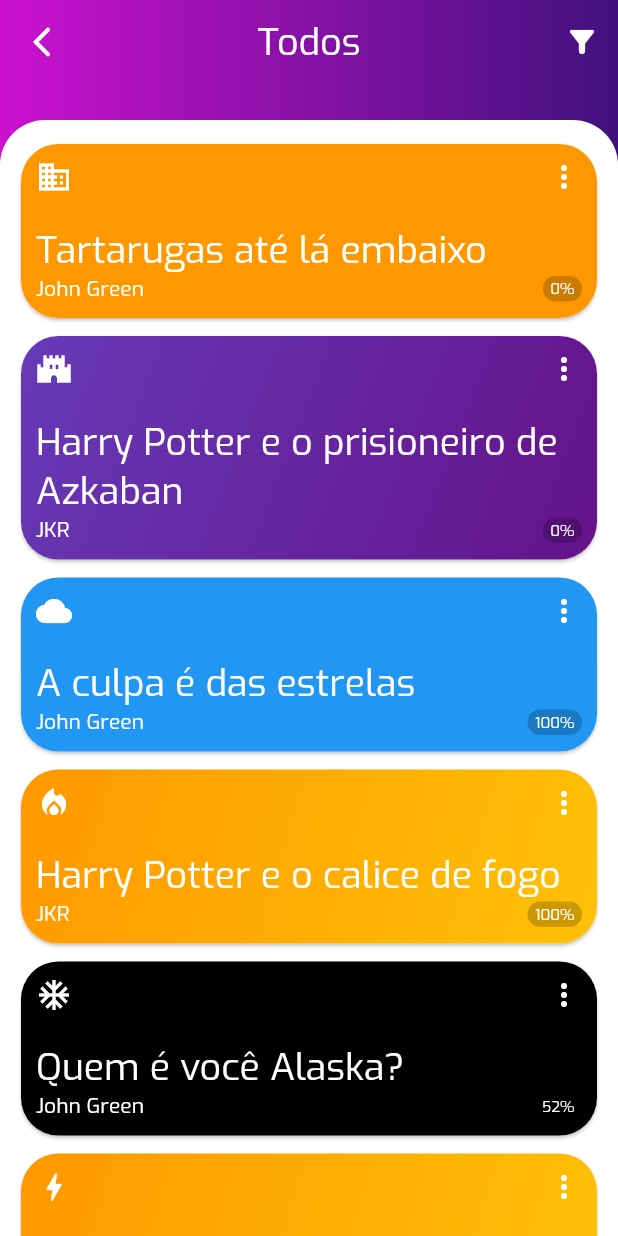
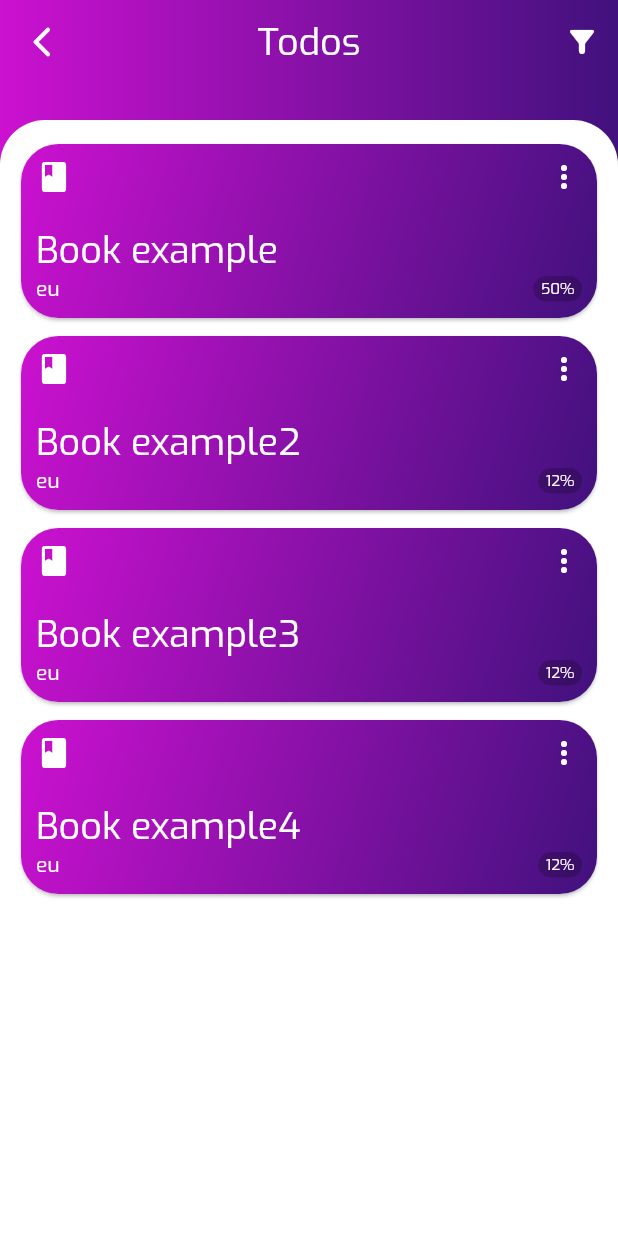
Before and after one commit to DosonsVitor/butterfly-project, a Flutter app: the All screen opened by its route, on a phone screen of 412 x 824 dp. Run offline on Flutter 3.47's test engine with Material 2 defaults, Android fonts, the phone set to English and light mode, and no system bars; our stand-ins replace sqflite; accounts and stored records are empty.

Commit message:
implementação da funcionalidade de buscar livros no banco a partir de cada status

```diff
--- /dev/null
+++ b/lib/data/book_dao.dart
@@ -0,0 +1,63 @@
+import 'package:butterfly_project/data/db_helper.dart';
+import 'package:butterfly_project/domain/new_book.dart';
+import 'package:sqflite/sqflite.dart';
+
+class BookDao {
+
+  addBook({required Book book}) async {
+    DBHelper dbHelper = DBHelper();
+    Database db = await dbHelper.initDB();
+
+    await db.insert('BOOK', book.toJson());
+  }
+
+  Future<List<Book>> getAllBooks() async {
+    DBHelper dbHelper = DBHelper();
+    Database db = await dbHelper.initDB();
+
+    String sql = 'SELECT * FROM BOOK;';
+    var result = await db.rawQuery(sql);
+
+    List<Book> allBooks = <Book>[];
+    for (var json in result) {
+      Book book = Book.fromJson(json);
+      allBooks.add(book);
+    }
+
+    return allBooks;
+  }
+
+  Future<List<Book>> getBooksByStatus({required int status_id}) async {
+    DBHelper dbHelper = DBHelper();
+    Database db = await dbHelper.initDB();
+
+    String sql = 'SELECT * FROM BOOK WHERE status_id = ?;';
+    var result = await db.rawQuery(sql, [status_id]);
+
+    List<Book> listBooks = <Book>[];
+    for (var json in result) {
+      Book book = Book.fromJson(json);
+      listBooks.add(book);
+    }
+
+    return listBooks;
+  }
+
+  changeStatus({required int book_id, required int status_id}) async {
+    DBHelper dbHelper = DBHelper();
+    Database db = await dbHelper.initDB();
+
+    String sql = 'UPDATE BOOK SET status_id = ? WHERE id = ?;';
+
+    await db.rawQuery(sql, [status_id, book_id]);
+  }
+
+  deleteBook({required int book_id}) async {
+    DBHelper dbHelper = DBHelper();
+    Database db = await dbHelper.initDB();
+
+    String sql = 'DELETE FROM BOOK WHERE id = ?;';
+
+    await db.rawQuery(sql, [book_id]);
+  }
+}
--- /dev/null
+++ b/lib/data/db_helper.dart
@@ -0,0 +1,35 @@
+import 'dart:async';
+
+import 'package:sqflite/sqflite.dart';
+import 'package:path/path.dart';
+
+class DBHelper {
+  initDB() async {
+    String databasesPath = await getDatabasesPath();
+    String databaseName = join(databasesPath, 'butterfly.db');
+    var db = await openDatabase(databaseName,
+      version: 2,
+      onCreate: onCreate
+    );
+
+    print(databaseName);
+    return db;
+  }
+
+  Future<FutureOr<void>> onCreate(Database db, int version) async {
+
+    String sql = "CREATE TABLE BOOK (id INTEGER PRIMARY KEY, nome varchar(100), autor varchar(100), sinopse varchar(1000), paginas integer, paginas_lidas integer, status_id integer);"
+                 "CREATE TABLE STATUS (id INTEGER PRIMARY KEY, status_name VARCHAR(100);"
+                 "INSERT INTO STATUS (id, status_name) VALUES (1, 'read_list'), (2, 'reading'), (3, 'paused'), (4, 'read);";
+
+    await db.execute(sql);
+
+    sql =
+    "INSERT INTO BOOK (id, nome, autor, sinopse, paginas, paginas_lidas, status_id) "
+              "VALUES (1, 'Book example', 'eu', 'aiai', 500, 249, 1),"
+                     "(2, 'Book example2', 'eu', 'uiui', 456, 56, 2),"
+                     "(3, 'Book example3', 'eu', 'uiui', 456, 56, 3),"
+                     "(4, 'Book example4', 'eu', 'uiui', 456, 56, 4);";
+    await db.execute(sql);
+  }
+}
--- a/lib/data/example_books2.dart
+++ b/lib/data/example_books2.dart
@@ -1,4 +1,4 @@
-import 'package:flutter/material.dart';
+/* import 'package:flutter/material.dart';
 
 import '../domain/anotacao.dart';
 import '../domain/book.dart';
@@ -159,3 +159,4 @@ getBookForStatus(status){
   }
   return actualBooks;
 }
+*/
--- a/lib/data/exemple_books.dart
+++ b/lib/data/exemple_books.dart
@@ -1,3 +1,4 @@
+/*
 import 'package:butterfly_project/domain/book.dart';
 import 'package:butterfly_project/domain/anotacao.dart';
 import 'package:butterfly_project/pages/book_details.dart';
@@ -143,3 +144,5 @@ List<BookCard> all = [
   paused[0],
   paused[1]
 ];
+
+*/
--- a/lib/domain/book.dart
+++ /dev/null
@@ -1,31 +0,0 @@
-import 'package:flutter/material.dart';
-
-import 'anotacao.dart';
-
-class Book {
-  final String Nome;
-  final String Autor;
-  final String Sinopse;
-  final Color Cor01;
-  final Color Cor02;
-  final int Paginas;
-  final int PaginasLidas;
-  final IconData Icon;
-  final int Status;
-  final List<Anotacao> Frases;
-  final List<Anotacao> Anotacoes;
-
-  Book({
-    required this.Nome,
-    required this.Autor,
-    this.Sinopse = "",
-    required this.Cor01,
-    required this.Cor02,
-    required this.Paginas,
-    required this.PaginasLidas,
-    required this.Icon,
-    this.Status = 1,
-    this.Frases = const [],
-    this.Anotacoes = const []
-  });
-}
--- /dev/null
+++ b/lib/domain/new_book.dart
@@ -0,0 +1,43 @@
+import 'package:flutter/material.dart';
+
+import 'anotacao.dart';
+
+class Book {
+  late final String Nome;
+  late final String Autor;
+  late final String Sinopse;
+  late final int Paginas;
+  late final int PaginasLidas;
+  late final int Status;
+
+  Book({
+    required this.Nome,
+    required this.Autor,
+    this.Sinopse = "",
+    required this.Paginas,
+    required this.PaginasLidas,
+    this.Status = 1
+  });
+
+  Book.fromJson(Map<String, dynamic> json) {
+    Nome = json['nome'];
+    Autor = json['autor'];
+    Sinopse = json['sinopse'];
+    Paginas = json['paginas'];
+    PaginasLidas = json['paginas_lidas'];
+    Status = json['status_id'];
+  }
+
+  Map<String, Object?> toJson() {
+    final Map<String, dynamic> data = new Map<String, dynamic>();
+
+    data['nome'] = Nome;
+    data['autor'] = Autor;
+    data['sinopse'] = Sinopse;
+    data['paginas'] = Paginas;
+    data['paginas_lidas'] = PaginasLidas;
+    data['status_id'] = Status;
+
+    return data;
+  }
+}
--- a/lib/pages/all.dart
+++ b/lib/pages/all.dart
@@ -1,8 +1,12 @@
-import 'package:butterfly_project/data/exemple_books.dart';
+import 'package:butterfly_project/data/book_dao.dart';
+import 'package:butterfly_project/domain/new_book.dart';
 import 'package:flutter/material.dart';
 
+import '../widget/book_card.dart';
 import '../widget/generic_appbar.dart';
 import '../widget/generic_body.dart';
+
+List<BookCard> allBookCards = [];
 
 class All extends StatefulWidget {
   const All({super.key});
@@ -14,6 +18,7 @@ class All extends StatefulWidget {
 class _AllState extends State<All> {
   @override
   Widget build(BuildContext context) {
+    getAllBooks();
     return Scaffold(
       appBar: PreferredSize(
         preferredSize: const Size.fromHeight(80),
@@ -32,8 +37,18 @@ class _AllState extends State<All> {
           ],
         ),
       ),
-      body: GenericBody(items: all),
+      body: GenericBody(items: allBookCards),
     );
-    ;
+  }
+
+  getAllBooks() async {
+    List<Book> allBooks = await BookDao().getAllBooks();
+
+    allBookCards.clear();
+    setState((){
+      for (Book book in allBooks) {
+        allBookCards.add(BookCard(book: book));
+      }
+    });
   }
 }
--- a/lib/pages/paused.dart
+++ b/lib/pages/paused.dart
@@ -1,9 +1,12 @@
-import 'package:butterfly_project/data/exemple_books.dart';
 import 'package:flutter/material.dart';
 
-import '../data/example_books2.dart';
+import '../data/book_dao.dart';
+import '../domain/new_book.dart';
+import '../widget/book_card.dart';
 import '../widget/generic_appbar.dart';
 import '../widget/generic_body.dart';
+
+List<BookCard> pausedBookCards = [];
 
 class Paused extends StatefulWidget {
   const Paused({super.key});
@@ -15,6 +18,7 @@ class Paused extends StatefulWidget {
 class _PausedState extends State<Paused> {
   @override
   Widget build(BuildContext context) {
+    getPausedBooks();
     return Scaffold(
       appBar: PreferredSize(
         preferredSize: const Size.fromHeight(80),
@@ -33,7 +37,18 @@ class _PausedState extends State<Paused> {
           ],
         ),
       ),
-      body: GenericBody(items: getBookForStatus(3)),
+      body: GenericBody(items: pausedBookCards),
     );
   }
+
+  getPausedBooks() async {
+    List<Book> pausedBooks = await BookDao().getBooksByStatus(status_id: 3);
+
+    pausedBookCards.clear();
+    setState((){
+      for (Book book in pausedBooks) {
+        pausedBookCards.add(BookCard(book: book));
+      }
+    });
+  }
 }
--- a/lib/pages/read.dart
+++ b/lib/pages/read.dart
@@ -1,11 +1,12 @@
-import 'dart:io';
-
-import 'package:butterfly_project/data/exemple_books.dart';
 import 'package:flutter/material.dart';
 
-import '../data/example_books2.dart';
+import '../data/book_dao.dart';
+import '../domain/new_book.dart';
+import '../widget/book_card.dart';
 import '../widget/generic_appbar.dart';
 import '../widget/generic_body.dart';
+
+List<BookCard> readBookCards = [];
 
 class Read extends StatefulWidget {
   const Read({super.key});
@@ -17,6 +18,7 @@ class Read extends StatefulWidget {
 class _ReadState extends State<Read> {
   @override
   Widget build(BuildContext context) {
+    getReadBooks();
     return Scaffold(
       appBar: PreferredSize(
         preferredSize: const Size.fromHeight(80),
@@ -35,7 +37,18 @@ class _ReadState extends State<Read> {
           ],
         ),
       ),
-      body: GenericBody(items: getBookForStatus(2)),
+      body: GenericBody(items: readBookCards),
     );
   }
+
+  getReadBooks() async {
+    List<Book> readdBooks = await BookDao().getBooksByStatus(status_id: 4);
+
+    readBookCards.clear();
+    setState((){
+      for (Book book in readdBooks) {
+        readBookCards.add(BookCard(book: book));
+      }
+    });
+  }
 }
--- a/lib/pages/read_list.dart
+++ b/lib/pages/read_list.dart
@@ -1,10 +1,13 @@
-import 'package:butterfly_project/data/exemple_books.dart';
 import 'package:butterfly_project/widget/add_book_button.dart';
 import 'package:butterfly_project/widget/generic_appbar.dart';
 import 'package:butterfly_project/widget/generic_body.dart';
 import 'package:flutter/material.dart';
 
-import '../data/example_books2.dart';
+import '../data/book_dao.dart';
+import '../domain/new_book.dart';
+import '../widget/book_card.dart';
+
+List<BookCard> readListBookCards = [];
 
 class ReadList extends StatefulWidget {
   const ReadList({super.key});
@@ -14,8 +17,12 @@ class ReadList extends StatefulWidget {
 }
 
 class _ReadListState extends State<ReadList> {
+
+
   @override
   Widget build(BuildContext context) {
+    getReadListBooks();
+
     return Scaffold(
       appBar: PreferredSize(
         preferredSize: const Size.fromHeight(80),
@@ -34,9 +41,20 @@ class _ReadListState extends State<ReadList> {
           ],
         ),
       ),
-      body: GenericBody(items: getBookForStatus(1)),
+      body: GenericBody(items: readListBookCards),
 
       floatingActionButton: AddBookButton()
     );
   }
+
+  getReadListBooks() async {
+    List<Book> readListBooks = await BookDao().getBooksByStatus(status_id: 1);
+
+    readListBookCards.clear();
+    setState((){
+      for (Book book in readListBooks) {
+        readListBookCards.add(BookCard(book: book));
+      }
+    });
+  }
 }
--- a/lib/pages/reading.dart
+++ b/lib/pages/reading.dart
@@ -1,9 +1,12 @@
-import 'package:butterfly_project/data/exemple_books.dart';
 import 'package:flutter/material.dart';
 
-import '../data/example_books2.dart';
+import '../data/book_dao.dart';
+import '../domain/new_book.dart';
+import '../widget/book_card.dart';
 import '../widget/generic_appbar.dart';
 import '../widget/generic_body.dart';
+
+List<BookCard> readingBookCards = [];
 
 class Reading extends StatefulWidget {
   const Reading({super.key});
@@ -15,6 +18,7 @@ class Reading extends StatefulWidget {
 class _ReadingState extends State<Reading> {
   @override
   Widget build(BuildContext context) {
+    getReadingBooks();
     return Scaffold(
       appBar: PreferredSize(
         preferredSize: const Size.fromHeight(80),
@@ -33,7 +37,18 @@ class _ReadingState extends State<Reading> {
           ],
         ),
       ),
-      body: GenericBody(items: getBookForStatus(4)),
+      body: GenericBody(items: readingBookCards),
     );
   }
+
+  getReadingBooks() async {
+    List<Book> readingBooks = await BookDao().getBooksByStatus(status_id: 2);
+
+    readingBookCards.clear();
+    setState((){
+      for (Book book in readingBooks) {
+        readingBookCards.add(BookCard(book: book));
+      }
+    });
+  }
 }
--- a/lib/widget/book_card.dart
+++ b/lib/widget/book_card.dart
@@ -1,7 +1,8 @@
 import 'package:flutter/material.dart';
 
-import '../domain/book.dart';
+import '../domain/new_book.dart';
 import '../pages/book_details.dart';
+import '../style/colors.dart';
 
 class BookCard extends StatefulWidget {
   final Book book;
@@ -37,7 +38,7 @@ class _BookCardState extends State<BookCard> {
                   decoration: BoxDecoration(
                       borderRadius: BorderRadius.circular(25),
                       gradient: LinearGradient(
-                        colors: [widget.book.Cor01, widget.book.Cor02],
+                        colors: [primaryColor, secondaryColor],
                         begin: Alignment.topLeft,
                         end: Alignment.bottomRight,
                       )),
@@ -49,7 +50,7 @@ class _BookCardState extends State<BookCard> {
                         Row(
                           mainAxisAlignment: MainAxisAlignment.spaceBetween,
                           children: [
-                            Icon(widget.book.Icon, color: Colors.white),
+                            const Icon(Icons.book, color: Colors.white),
                             const Icon(Icons.more_vert, color: Colors.white)
                           ],
                         ),
--- a/pubspec.yaml
+++ b/pubspec.yaml
@@ -29,8 +29,10 @@ environment:
 dependencies:
   flutter:
     sdk: flutter
+  path:
+  sqflite:
 
-
+  flutter_colorpicker: ^1.0.3
   # The following adds the Cupertino Icons font to your application.
   # Use with the CupertinoIcons class for iOS style icons.
   cupertino_icons: ^1.0.2
```
Also changed, not shown: lib/pages/book_details.dart (+6 -5 lines), pubspec.lock.
